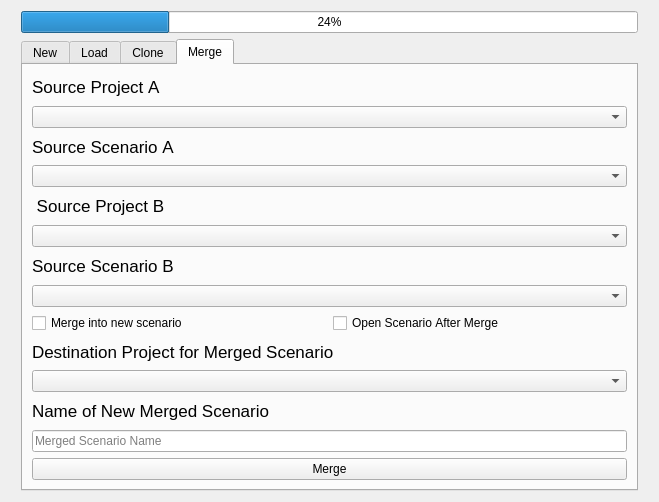
Above: ui/watering_load_dialog.ui from Ingeniousware/QGISWaterIng before the change. Below: the same form after it.
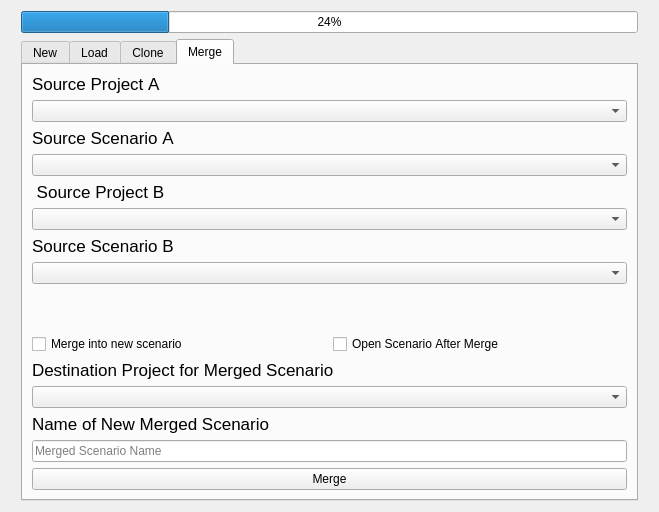
That is the form after the change. The open tabs and pages were chosen to show the change. Custom widgets are drawn as their Qt base class.

Commit message: load dialog - merge tab design adjustment

Diff of the .ui file:
```diff
--- a/ui/watering_load_dialog.ui
+++ b/ui/watering_load_dialog.ui
@@ -10,7 +10,7 @@
     <x>0</x>
     <y>0</y>
     <width>659</width>
-    <height>502</height>
+    <height>512</height>
    </rect>
   </property>
   <property name="windowTitle">
@@ -449,6 +449,19 @@
        <item>
         <widget class="QComboBox" name="merge_scenarios_box_sourceB"/>
        </item>
+       <item>
+        <spacer name="verticalSpacer">
+         <property name="orientation">
+          <enum>Qt::Vertical</enum>
+         </property>
+         <property name="sizeHint" stdset="0">
+          <size>
+           <width>20</width>
+           <height>40</height>
+          </size>
+         </property>
+        </spacer>
+       </item>
        <item>
         <layout class="QHBoxLayout" name="horizontalLayout">
          <item>
```
Left out of the diff: 2 changed lines with no effect on the pictures.
